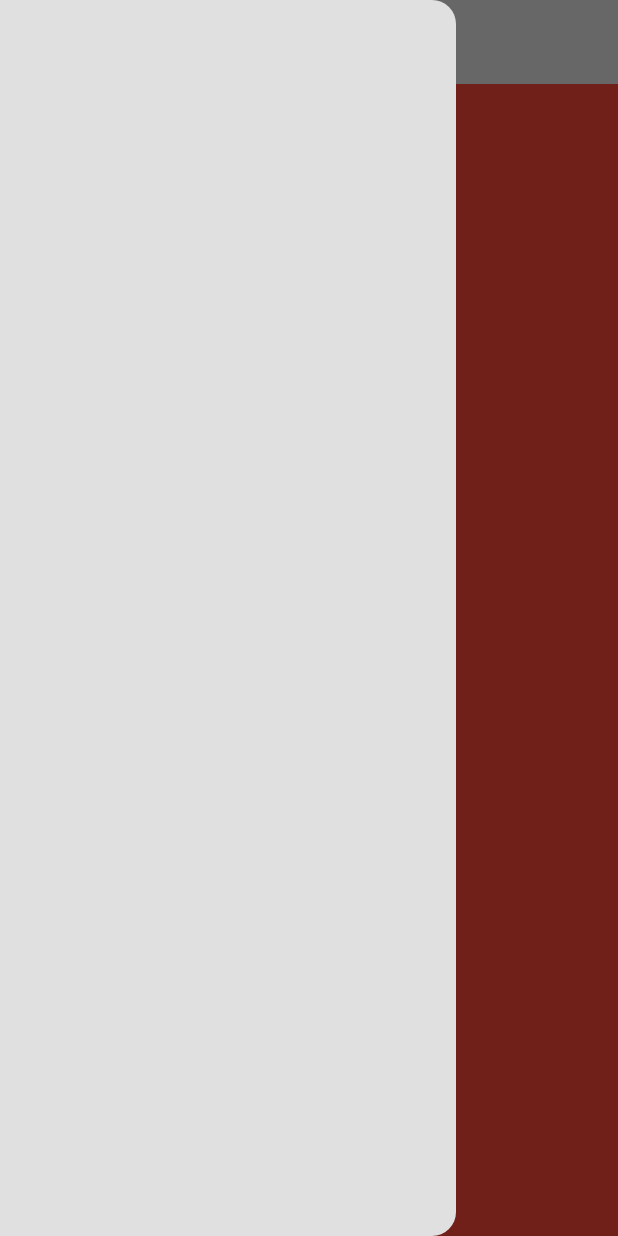
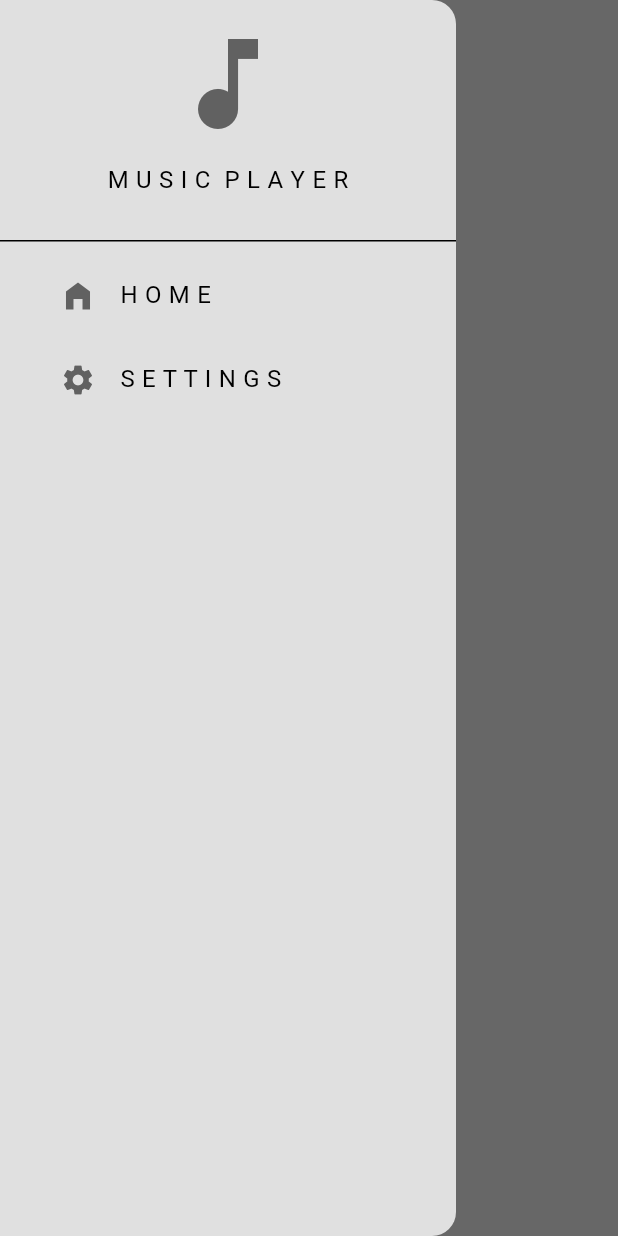
Before and after one commit to HassanAliKiyani/music_player, a Flutter app: the screen it shows after launch, with the side drawer open, on a phone screen of 412 x 824 dp. Run offline on Flutter 3.47's test engine with Material 3 defaults, Android fonts, the phone set to English and light mode, and no system bars.

```diff
--- /dev/null
+++ b/lib/components/custom_drawer.dart
@@ -0,0 +1,67 @@
+import 'package:flutter/material.dart';
+import 'dart:math' as math;
+
+import 'package:music_player/screens/settings_screen.dart';
+
+class CustomDrawer extends StatelessWidget {
+  const CustomDrawer({super.key});
+
+  @override
+  Widget build(BuildContext context) {
+    return Drawer(
+      backgroundColor: Theme.of(context).colorScheme.surface,
+      child: Column(
+        children: [
+          DrawerHeader(
+              child: Center(
+            child: Column(
+              children: [
+                Icon(
+                  Icons.music_note,
+                  color: Theme.of(context).colorScheme.inversePrimary,
+                  size: 80,
+                ),
+                SizedBox(height: 12,),
+                Text("M U S I C  P L A Y E R")
+              ],
+            ),
+          )),
+          //Home Tile
+          Padding(
+            padding: EdgeInsets.only(left: 24.0),
+            child: ListTile(
+              onTap: (){
+                print("router->pop->drawer");
+                Navigator.pop(context);
+              },
+              leading: Icon(
+                Icons.home_filled,
+                color: Theme.of(context).colorScheme.inversePrimary,
+              ),
+              title: Text("H O M E"),
+            ),
+          ),
+
+          //Volume Boosters
+
+          //Settings Tile
+          Padding(
+            padding: EdgeInsets.only(left: 24.0),
+            child: ListTile(
+              onTap: (){
+                print("router->push->settingsscreen");
+                Navigator.push(context, MaterialPageRoute(builder: (context)=> SettingsScreen()));
+
+              },
+              leading: Icon(
+                Icons.settings,
+                color: Theme.of(context).colorScheme.inversePrimary,
+              ),
+              title: Text("S E T T I N G S"),
+            ),
+          )
+        ],
+      ),
+    );
+  }
+}
--- a/lib/screens/home.dart
+++ b/lib/screens/home.dart
@@ -1,4 +1,5 @@
 import 'package:flutter/material.dart';
+import 'package:music_player/components/custom_drawer.dart';
 
 class Home extends StatefulWidget {
   const Home({super.key});
@@ -13,10 +14,10 @@ class _HomeState extends State<Home> {
     return Scaffold(
       backgroundColor: Theme.of(context).colorScheme.surface,
       appBar: AppBar(
-        title: Center(child: Text("P L A Y L I S T")),
+        title: Text("P L A Y L I S T"),
       ),
-      drawer: Drawer(),
-      body: Container(color: Colors.red),
+      drawer: CustomDrawer(),
+      body: Container(),
     );
   }
 }
--- a/lib/themes/DarkMode.dart
+++ b/lib/themes/DarkMode.dart
@@ -2,7 +2,7 @@ import 'package:flutter/material.dart';
 
 ThemeData darkMode = ThemeData(
     colorScheme: ColorScheme.dark(
-  surface: const Color.fromARGB(255, 20, 20, 20),
+  surface: const Color.fromARGB(255, 47, 46, 46),
   primary: const Color.fromARGB(255, 122, 122, 122),
   secondary: const Color.fromARGB(255, 30, 30, 30),
   tertiary: const Color.fromARGB(255, 48, 48, 48),
```
Also changed, not shown: lib/screens/settings_screen.dart (added, +57 -0 lines).
